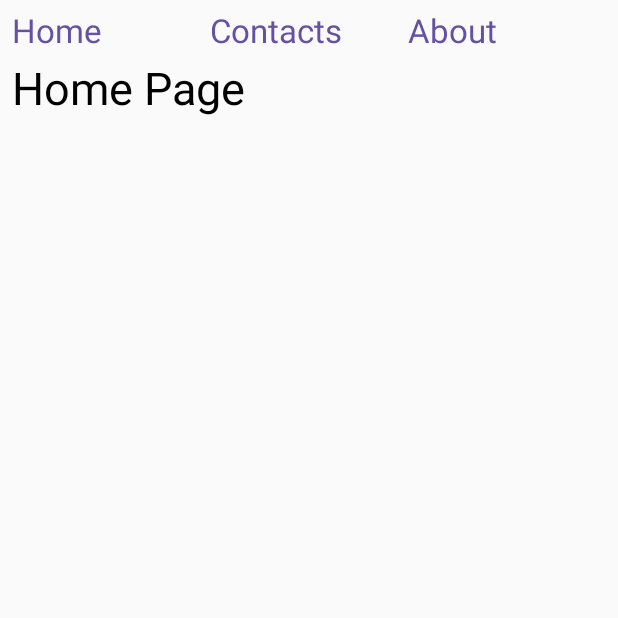
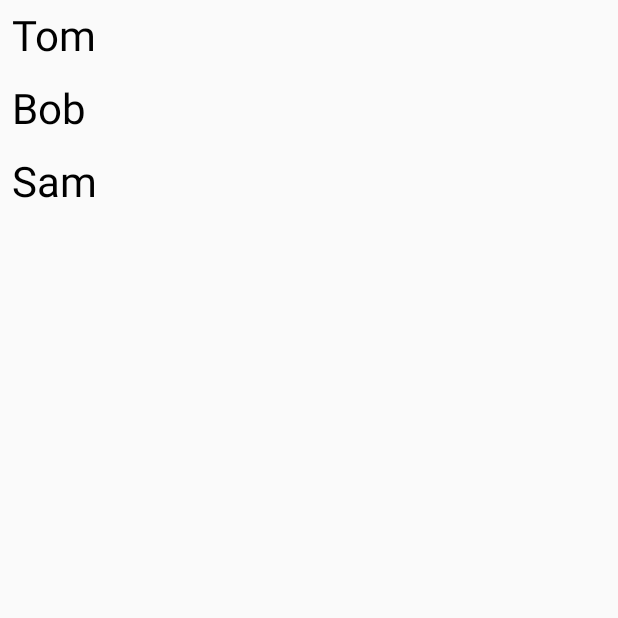
Before and after one commit to KorolElizavetaR/PMiS, an Android app built with Jetpack Compose: the screen it shows after launch (MainActivity), on a phone screen of 412 x 824 dp, the top half of it. Run offline under Robolectric (Android 15) with nearby library versions, the phone set to English and light mode, and no system bars.

Commit message:
пурум пум

```diff
--- a/Laba2Start/app/src/main/java/com/start/laba2start/MainActivity.kt
+++ b/Laba2Start/app/src/main/java/com/start/laba2start/MainActivity.kt
@@ -3,13 +3,14 @@ package com.start.laba2start
 import android.os.Bundle
 import androidx.activity.ComponentActivity
 import androidx.activity.compose.setContent
-import androidx.activity.enableEdgeToEdge
+import androidx.compose.foundation.lazy.items
 import androidx.compose.foundation.clickable
 import androidx.compose.foundation.layout.Column
 import androidx.compose.foundation.layout.Row
 import androidx.compose.foundation.layout.fillMaxSize
 import androidx.compose.foundation.layout.fillMaxWidth
 import androidx.compose.foundation.layout.padding
+import androidx.compose.foundation.lazy.LazyColumn
 import androidx.compose.material3.Scaffold
 import androidx.compose.material3.Text
 import androidx.compose.runtime.Composable
@@ -19,71 +20,75 @@ import androidx.compose.ui.tooling.preview.Preview
 import androidx.compose.ui.unit.dp
 import androidx.compose.ui.unit.sp
 import androidx.navigation.NavController
+import androidx.navigation.NavType
 import androidx.navigation.compose.rememberNavController
-import androidx.navigation.compose.composable //вот тут мб проблемы
+import androidx.navigation.compose.composable
 import com.start.laba2start.ui.theme.Laba2StartTheme
-import androidx.navigation.compose.NavHost // и тут
+import androidx.navigation.compose.NavHost
+import androidx.navigation.navArgument
 
 class MainActivity : ComponentActivity() {
     override fun onCreate(savedInstanceState: Bundle?) {
         super.onCreate(savedInstanceState)
-        enableEdgeToEdge()
         setContent {
             Greeting()
         }
     }
 }
 
+sealed class UserRoutes(val route: String) {
+    object Users : UserRoutes("users")
+    object User : UserRoutes("user")
+}
+
 @Composable
 fun Greeting() {
     val navController = rememberNavController()
-    Column(Modifier.padding(8.dp)) {
-        NavBar(navController = navController)
-        NavHost(navController, startDestination = NavRoutes.Home.route) {
-            composable(NavRoutes.Home.route) { Home() }
-            composable(NavRoutes.Contacts.route) { Contacts() }
-            composable(NavRoutes.About.route) { About() }
+    val employees = listOf(
+        Employee(1, "Tom", 39),
+        Employee(2, "Bob", 43),
+        Employee(3, "Sam", 28)
+    )
+    NavHost(navController, startDestination = UserRoutes.Users.route) {
+        composable(UserRoutes.Users.route) { Users(employees, navController) }
+        composable(UserRoutes.User.route + "/{userId}",
+            arguments = listOf(navArgument("userId") { type = NavType.IntType }))
+        {
+                stackEntry ->
+            val userId = stackEntry.arguments?.getInt("userId")
+            User(userId, employees)
         }
     }
 }
 
 @Composable
-fun NavBar(navController: NavController){
-    Row(
-        Modifier.fillMaxWidth().padding(bottom = 8.dp)){
-        Text("Home",
-            Modifier
-                .weight(0.33f)
-                .clickable { navController.navigate(NavRoutes.Home.route) },
-            fontSize = 22.sp, color= Color(0xFF6650a4)
-        )
-        Text("Contacts",
-            Modifier
-                .weight(0.33f)
-                .clickable { navController.navigate(NavRoutes.Contacts.route) },
-            fontSize = 22.sp, color= Color(0xFF6650a4))
-        Text("About",
-            Modifier
-                .weight(0.33f)
-                .clickable { navController.navigate(NavRoutes.About.route) },
-            fontSize = 22.sp, color= Color(0xFF6650a4))
+fun Users(data: List<Employee>, navController: NavController){
+    LazyColumn {
+        items(data){
+                u->
+            Row(Modifier.fillMaxWidth()){
+                Text(u.name,
+                    Modifier.padding(8.dp).clickable {
+                        navController.navigate("user/${u.id}") },
+                    fontSize = 28.sp)
+            }
+        }
     }
 }
 
 @Composable
-fun Home(){
-    Text("Home Page", fontSize = 30.sp)
+fun User(userId:Int?, data: List<Employee>){
+    val user = data.find { it.id==userId }
+    if(user!=null) {
+        Column {
+            Text("Id: ${user.id}", Modifier.padding(8.dp), fontSize = 22.sp)
+            Text("Name: ${user.name}", Modifier.padding(8.dp), fontSize = 22.sp)
+            Text("Age: ${user.age}", Modifier.padding(8.dp), fontSize = 22.sp)
+        }
+    }
+    else{
+        Text("User Not Found")
+    }
 }
-@Composable
-fun Contacts(){
-    Text("Contact Page", fontSize = 30.sp)
-}
-@Composable
-fun About(){
-    Text("About Page", fontSize = 30.sp)
-}
-sealed class NavRoutes(val route: String) {
-    object Home : NavRoutes("home")
-    object Contacts : NavRoutes("contact")
-    object About : NavRoutes("about")
-}
+
+data class Employee(val id:Int, val name:String, val age:Int)
```
Also changed, not shown: 1 other file.
